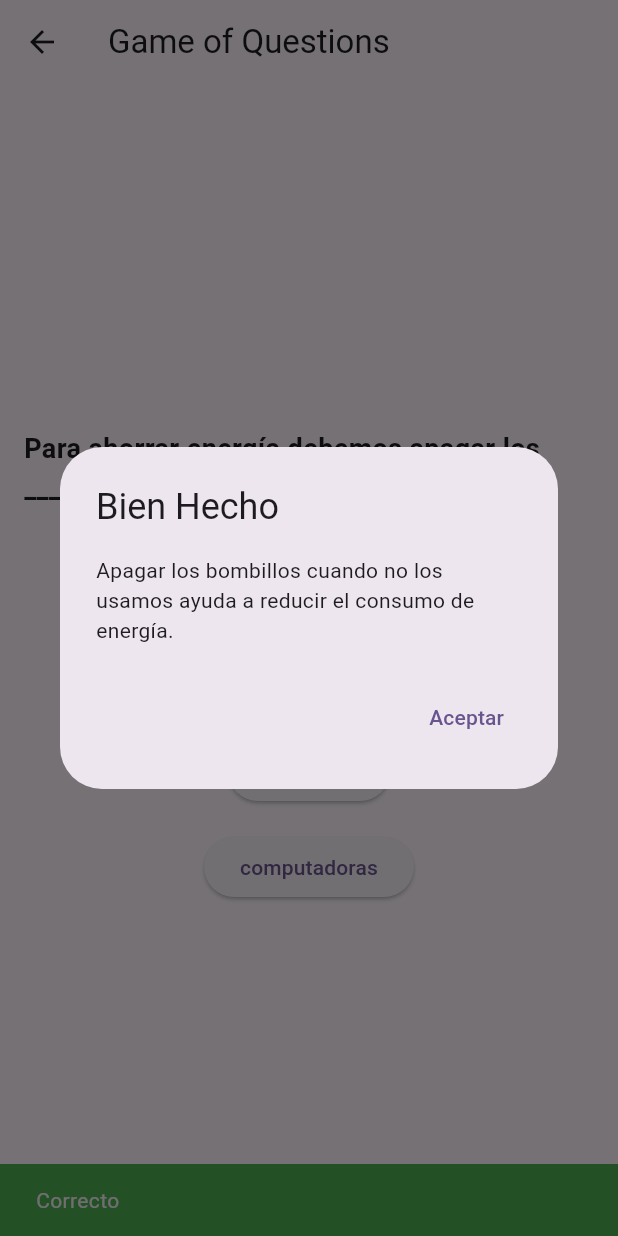
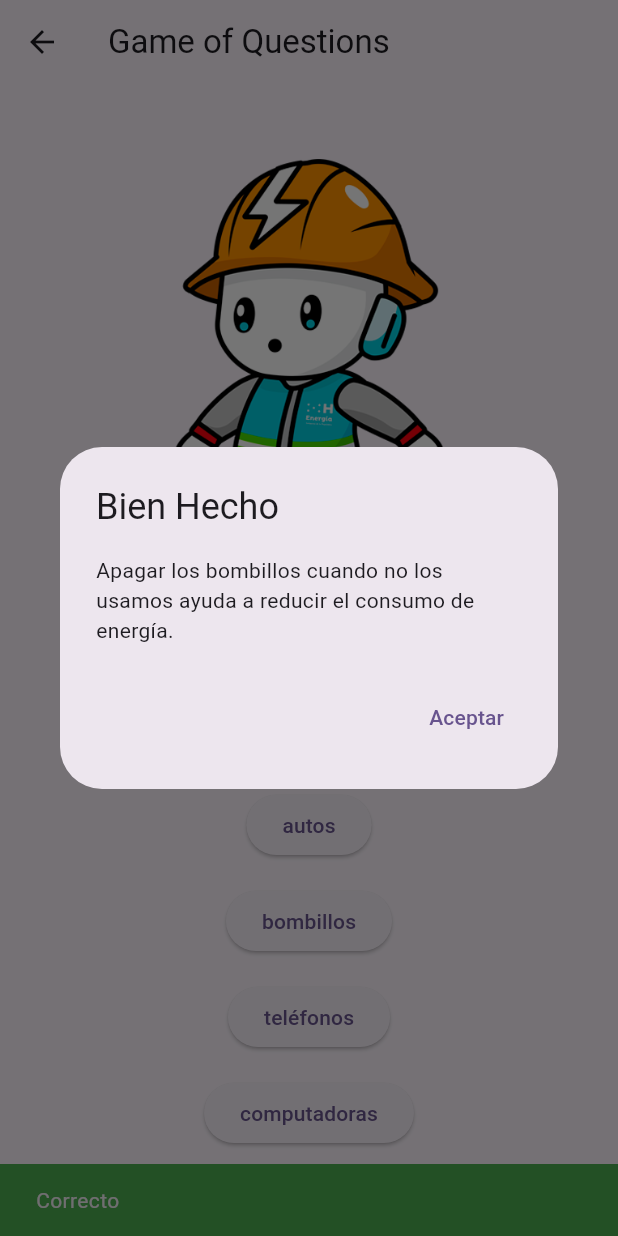
Before and after one commit to rlagosg/EnergyAdventure, a Flutter app: the _GameQuestionsView screen opened directly, after a tap on "bombillos", on a phone screen of 412 x 824 dp. Run offline on Flutter 3.47's test engine with Material 3 defaults, Android fonts, the phone set to English and light mode, and no system bars; our stand-ins replace confetti, dio, equatable, flutter_bloc, flutter_riverpod, go_router and 1 more; accounts and stored records are empty; generated files the repository leaves out were written again; network calls fail.

Commit message:
efecto visual de confeti

```diff
--- a/lib/presentation/screens/games/questions/questions_screen.dart
+++ b/lib/presentation/screens/games/questions/questions_screen.dart
@@ -1,6 +1,7 @@
-//import 'package:energyadventure/domain/entities/question.dart';
-//import 'package:energyadventure/presentation/blocs/cubit/game_cubit.dart';
-//import 'package:flutter_bloc/flutter_bloc.dart';
+
+import 'dart:math';
+
+import 'package:confetti/confetti.dart';
 import 'package:energyadventure/domain/entities/question.dart';
 import 'package:energyadventure/presentation/blocs/cubit/game_cubit.dart';
 import 'package:energyadventure/presentation/blocs/cubit/games/game_questions_cubit.dart';
@@ -38,7 +39,7 @@ class _GameQuestionsView extends StatelessWidget {
       body: BlocBuilder<GameQuestionsCubit, GameQuestionsState>(
         builder: (context, state) {
           if (state.questions.isEmpty) {
-            return const Center(child: Text('No questions available'));
+            return const Center(child: Text('No se encontraron preguntas'));
           } else {
             final currentQuestion = state.questions[state.currentQuestionIndex];
             return QuestionWidget(question: currentQuestion);
@@ -50,34 +51,104 @@ class _GameQuestionsView extends StatelessWidget {
 }
 
 
-class QuestionWidget extends StatelessWidget {
+class QuestionWidget extends StatefulWidget {
   final Question question;
 
   const QuestionWidget({super.key, required this.question});
 
   @override
+  QuestionWidgetState createState() => QuestionWidgetState();
+}
+
+class QuestionWidgetState extends State<QuestionWidget> {
+  int _currentImageIndex = 1;
+  final Random _random = Random();
+  late ConfettiController _confettiController;
+
+  @override
+  void initState() {
+    super.initState();
+    _confettiController = ConfettiController(duration: const Duration(seconds: 1));
+    _changeImage();
+  }
+
+  @override
+  void dispose() {
+    _confettiController.dispose();
+    super.dispose();
+  }
+
+  void _changeImage() {
+    setState(() {
+      _currentImageIndex = _random.nextInt(6) + 1;
+    });
+  }
+
+  void _showConfetti() {
+    _confettiController.play();
+  }
+
+  @override
   Widget build(BuildContext context) {
-    return Column(
+    return Stack(
+      children: [
+        Column(
           mainAxisAlignment: MainAxisAlignment.center,
           children: [
+            AnimatedSwitcher(
+              duration: const Duration(seconds: 2),
+              transitionBuilder: (Widget child, Animation<double> animation) {
+                return FadeTransition(
+                  opacity: animation,
+                  child: child,
+                );
+              },
+              child: Image.asset(
+                'assets/images/$_currentImageIndex.png',
+                key: ValueKey<int>(_currentImageIndex),
+                height: 270,
+              ),
+            ),
+            const SizedBox(height: 10),
             Padding(
-          padding: const EdgeInsets.all(16.0),
+              padding: const EdgeInsets.all(40.0),
               child: Text(
-            question.content,
+                widget.question.content,
                 style: const TextStyle(fontSize: 18, fontWeight: FontWeight.bold),
               ),
             ),
-        ...question.options.map((option) => AnswerButton(
+            ...widget.question.options.map((option) => AnswerButton(
                   option: option,
                   onPressed: () {
-                final isCorrect = question.answer == question.options.indexOf(option);
+                    final isCorrect = widget.question.answer == widget.question.options.indexOf(option);
                     context.read<GameQuestionsCubit>().answerQuestion(isCorrect);
-                showCustomSnackbar(context, isCorrect, question.explication);
+                    showCustomSnackbar(context, isCorrect, widget.question.explication);
+                    if (isCorrect) {
+                      _showConfetti();
+                    }
                     Future.delayed(const Duration(seconds: 2), () {
                       context.read<GameQuestionsCubit>().nextQuestion();
+                      _changeImage();
                     });
                   },
                 )),
+          ],
+        ),
+        Align(
+          alignment: Alignment.center,
+          child: ConfettiWidget(
+            confettiController: _confettiController,
+            blastDirectionality: BlastDirectionality.explosive,
+            colors: const [
+              Colors.green,
+              Colors.blue,
+              Colors.pink,
+              Colors.orange,
+              Colors.purple
+            ],
+            shouldLoop: false,
+          ),
+        ),
       ],
     );
   }
@@ -106,7 +177,6 @@ class QuestionWidget extends StatelessWidget {
   }
 }
 
-
 class AnswerButton extends StatelessWidget {
   final String option;
   final VoidCallback onPressed;
@@ -124,3 +194,10 @@ class AnswerButton extends StatelessWidget {
     );
   }
 }
+
+/*
+  implementar el modo:
+  - medallas y premios al final
+  - esperar a marcar la correcta con boton de siguiente
+  - crear mapa de categoria hogar / escuela &  hogar /trabajo
+*/
--- a/pubspec.yaml
+++ b/pubspec.yaml
@@ -7,11 +7,14 @@ environment:
   sdk: '>=3.4.3 <4.0.0'
 
 dependencies:
+  animate_do: ^3.3.4
+  confetti: ^0.7.0
   connectivity_plus: ^6.0.4
   dio: ^5.5.0+1
   equatable: ^2.0.5
   flutter:
     sdk: flutter
+  flutter_animate: ^4.5.0
   flutter_bloc: ^8.1.6
   flutter_riverpod: ^2.5.1
   go_router: ^14.2.1
```
Also changed, not shown: pubspec.lock. Lines whose indentation alone changed are shown as unchanged.
